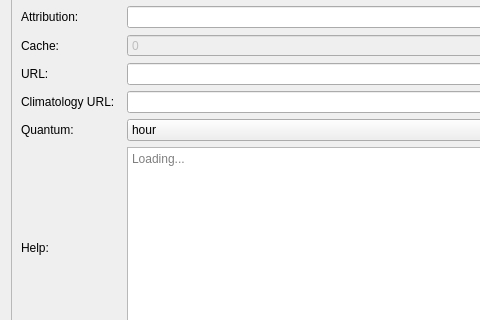
This is app/dialogdatasetview.ui in DFO-Ocean-Navigator/Navigator2Go as Qt 5 draws it before an edit; both pictures show x 0 to 480 and y 112 to 432 of the 1280 by 720 pixel window. The edited form follows.
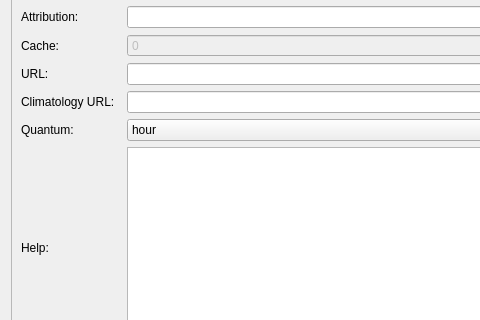
This is the edited form. Icons and pictures are not drawn. Custom widgets are drawn as their Qt base class.

```diff
--- a/app/dialogdatasetview.ui
+++ b/app/dialogdatasetview.ui
@@ -59,7 +59,7 @@
         <property name="geometry">
          <rect>
           <x>0</x>
-          <y>-413</y>
+          <y>0</y>
           <width>1244</width>
           <height>1080</height>
          </rect>
@@ -86,7 +86,7 @@
               <enum>QPlainTextEdit::NoWrap</enum>
              </property>
              <property name="placeholderText">
-              <string>Loading...</string>
+              <string/>
              </property>
             </widget>
            </item>
```
Left out of the diff: 3 changed lines with no effect on the pictures.
